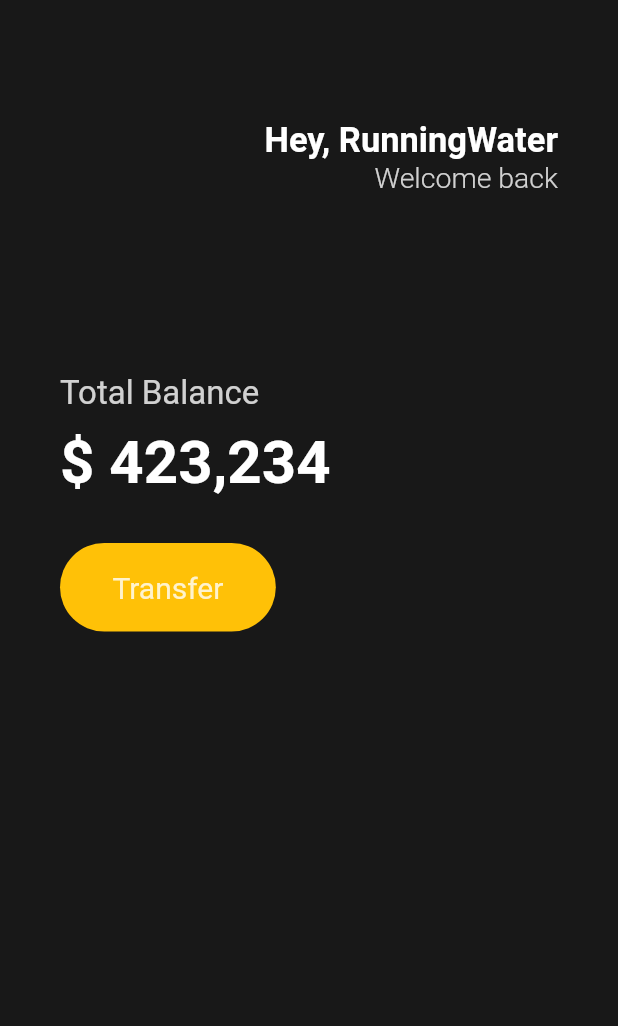
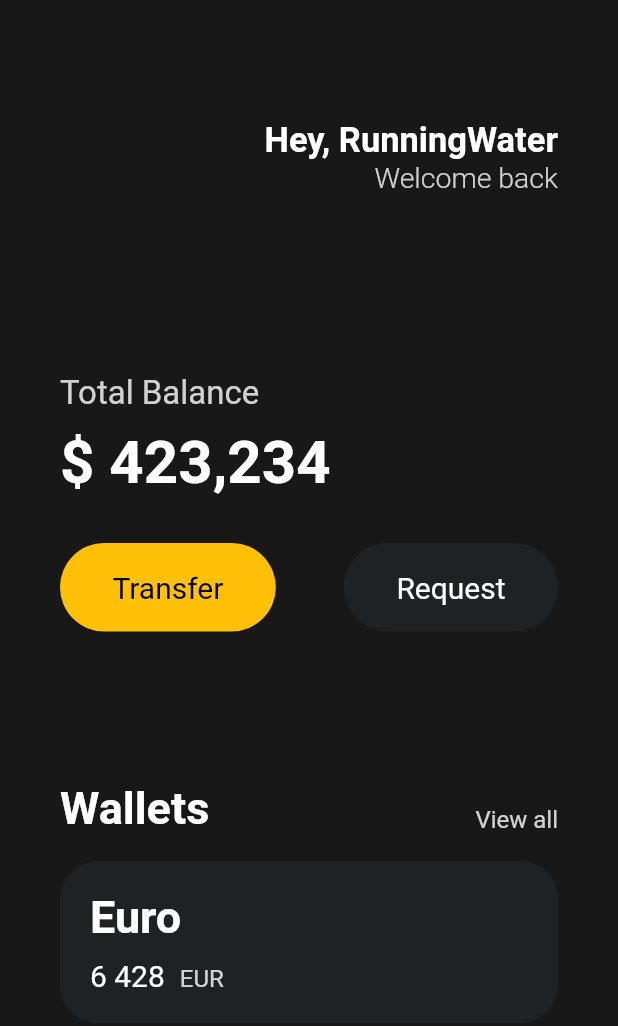
Before and after one commit to minhanPark/flutter-start, a Flutter app: the screen it shows after launch, on a phone screen of 412 x 824 dp. Shown: the top 1026 px of the screen. Run offline on Flutter 3.47's test engine with Material 2 defaults, Android fonts, the phone set to English and light mode, and no system bars.

Commit message:
위젯 분리

```diff
--- a/lib/main.dart
+++ b/lib/main.dart
@@ -1,4 +1,5 @@
 import 'package:flutter/material.dart';
+import 'package:flutter_start/widgets/button.dart';
 
 void main() {
   runApp(const App());
@@ -74,25 +75,91 @@ class App extends StatelessWidget {
               height: 30,
             ),
             Row(
+              mainAxisAlignment: MainAxisAlignment.spaceBetween,
+              children: const [
+                Button(
+                  text: 'Transfer',
+                  bgColor: Colors.amber,
+                  textColor: Colors.black,
+                ),
+                Button(
+                  text: 'Request',
+                  bgColor: Color(0xFF1F2123),
+                  textColor: Colors.white,
+                ),
+              ],
+            ),
+            const SizedBox(
+              height: 100,
+            ),
+            Row(
+              mainAxisAlignment: MainAxisAlignment.spaceBetween,
+              crossAxisAlignment: CrossAxisAlignment.end,
               children: [
+                const Text(
+                  'Wallets',
+                  style: TextStyle(
+                      color: Colors.white,
+                      fontSize: 30,
+                      fontWeight: FontWeight.w600),
+                ),
+                Text(
+                  'View all',
+                  style: TextStyle(
+                    color: Colors.white.withOpacity(0.8),
+                    fontSize: 16,
+                  ),
+                ),
+              ],
+            ),
+            const SizedBox(
+              height: 18,
+            ),
             Container(
                 decoration: BoxDecoration(
-                      color: Colors.amber,
-                      borderRadius: BorderRadius.circular(45),
-                    ),
+                    color: const Color(0xFF1F2123),
+                    borderRadius: BorderRadius.circular(25)),
                 child: Padding(
-                      padding: const EdgeInsets.symmetric(
-                          vertical: 18, horizontal: 35),
-                      child: Text(
-                        'Transfer',
+                  padding: const EdgeInsets.all(20),
+                  child: Row(
+                    children: [
+                      Column(
+                        crossAxisAlignment: CrossAxisAlignment.start,
+                        children: [
+                          const Text(
+                            'Euro',
                             style: TextStyle(
-                          fontSize: 20,
-                          color: Colors.white.withOpacity(0.8),
+                              color: Colors.white,
+                              fontSize: 30,
+                              fontWeight: FontWeight.w600,
                             ),
                           ),
+                          const SizedBox(height: 10),
+                          Row(
+                            crossAxisAlignment: CrossAxisAlignment.end,
+                            children: [
+                              const Text(
+                                '6 428',
+                                style: TextStyle(
+                                  color: Colors.white,
+                                  fontSize: 20,
+                                ),
+                              ),
+                              const SizedBox(
+                                width: 10,
+                              ),
+                              Text('EUR',
+                                  style: TextStyle(
+                                    color: Colors.white.withOpacity(0.8),
+                                    fontSize: 16,
                                   )),
                             ],
+                          )
+                        ],
+                      )
+                    ],
                   ),
+                ))
           ],
         ),
       ),
--- /dev/null
+++ b/lib/widgets/button.dart
@@ -0,0 +1,34 @@
+import 'package:flutter/material.dart';
+
+class Button extends StatelessWidget {
+  final String text;
+  final Color bgColor;
+  final Color textColor;
+
+  const Button({
+    super.key,
+    required this.text,
+    required this.bgColor,
+    required this.textColor,
+  });
+
+  @override
+  Widget build(BuildContext context) {
+    return Container(
+      decoration: BoxDecoration(
+        color: bgColor,
+        borderRadius: BorderRadius.circular(45),
+      ),
+      child: Padding(
+        padding: const EdgeInsets.symmetric(vertical: 18, horizontal: 35),
+        child: Text(
+          text,
+          style: TextStyle(
+            fontSize: 20,
+            color: textColor,
+          ),
+        ),
+      ),
+    );
+  }
+}
```
Lines whose indentation alone changed are shown as unchanged.
